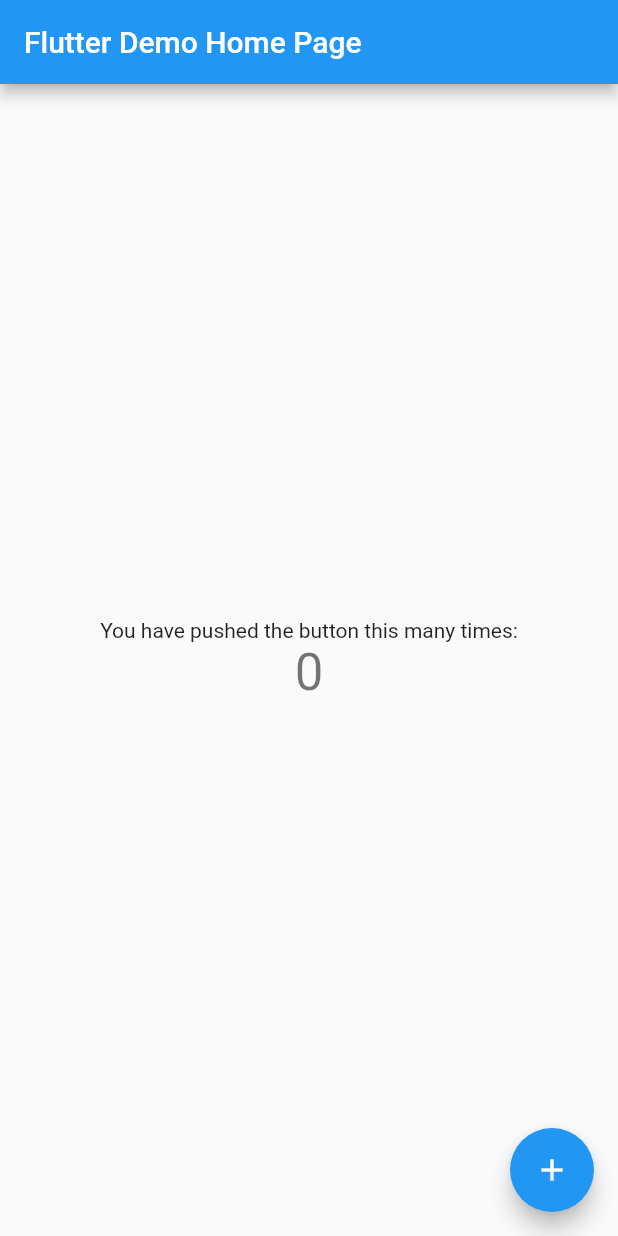
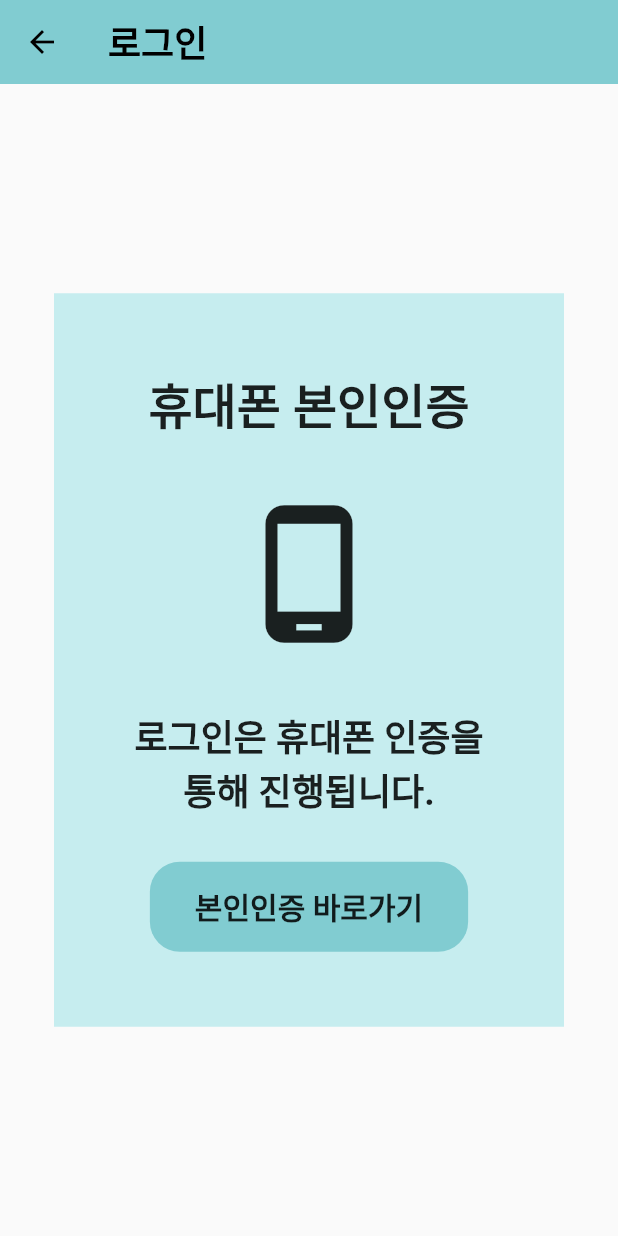
Before and after one commit to junwha/hexa-delivery, a Flutter app: the screen it shows after launch, on a phone screen of 412 x 824 dp. Run offline on Flutter 3.47's test engine with Material 2 defaults, Android fonts, the phone set to English and light mode, and no system bars.

Commit message:
로그인 페이지 구현
앱바 뒤로가기 아이콘은 디테일 페이지 하신분꺼 가져왔음

휴대폰 아이콘은 플러터 내장 아이콘중에 비슷한걸로 골랐음

박스에 투명도 구현하지 않음

본인인증 바로가기 버튼 흐려져 있는 것 구현하지 않음

위젯, 패딩의 크기는 대충 줬음

글자 크기는 맞춤

```diff
--- /dev/null
+++ b/hexa_delivery/lib/Pages/login_page.dart
@@ -0,0 +1,77 @@
+import 'package:flutter/material.dart';
+import 'package:hexa_delivery/widgets/Buttons.dart';
+
+class LoginPage extends StatelessWidget {
+  const LoginPage({super.key});
+
+  @override
+  Widget build(BuildContext context) {
+    return Scaffold(
+        appBar: AppBar(
+          title: const Text('로그인'),
+          leading: IconButton(
+            icon: const Icon(
+              Icons.arrow_back,
+              color: Colors.black,
+            ),
+            onPressed: () {}, // 뒤로가기
+          ),
+        ),
+        body: SafeArea(
+          child: Padding(
+            padding: const EdgeInsets.all(8.0),
+            child: Column(
+              mainAxisAlignment: MainAxisAlignment.center,
+              children: [
+                Row(
+                  mainAxisAlignment: MainAxisAlignment.center,
+                  children: [
+                    Container(
+                      padding: const EdgeInsets.all(50),
+                      color: const Color(0xffc6edef),
+                      child: Column(
+                        children: const [
+                          Text(
+                            '휴대폰 본인인증',
+                            textAlign: TextAlign.center,
+                            style: TextStyle(
+                              fontSize: 32,
+                              fontWeight: FontWeight.w600,
+                            ),
+                          ),
+                          SizedBox(
+                            height: 40,
+                          ),
+                          Icon(
+                            Icons.phone_android_outlined,
+                            size: 100,
+                          ),
+                          SizedBox(
+                            height: 40,
+                          ),
+                          SizedBox(
+                            width: 240,
+                            child: Text(
+                              '로그인은 휴대폰 인증을 통해 진행됩니다.',
+                              textAlign: TextAlign.center,
+                              style: TextStyle(
+                                fontSize: 24,
+                                fontWeight: FontWeight.w600,
+                              ),
+                            ),
+                          ),
+                          SizedBox(
+                            height: 30,
+                          ),
+                          AuthentificationButton(),
+                        ],
+                      ),
+                    ),
+                  ],
+                )
+              ],
+            ),
+          ),
+        ));
+  }
+}
--- a/hexa_delivery/lib/main.dart
+++ b/hexa_delivery/lib/main.dart
@@ -1,115 +1,29 @@
 import 'package:flutter/material.dart';
+import 'package:hexa_delivery/Pages/login_page.dart';
 
 void main() {
-  runApp(const MyApp());
+  runApp(const App());
 }
 
-class MyApp extends StatelessWidget {
-  const MyApp({super.key});
+class App extends StatelessWidget {
+  const App({super.key});
 
-  // This widget is the root of your application.
   @override
   Widget build(BuildContext context) {
     return MaterialApp(
       title: 'Flutter Demo',
       theme: ThemeData(
-        // This is the theme of your application.
-        //
-        // Try running your application with "flutter run". You'll see the
-        // application has a blue toolbar. Then, without quitting the app, try
-        // changing the primarySwatch below to Colors.green and then invoke
-        // "hot reload" (press "r" in the console where you ran "flutter run",
-        // or simply save your changes to "hot reload" in a Flutter IDE).
-        // Notice that the counter didn't reset back to zero; the application
-        // is not restarted.
-        primarySwatch: Colors.blue,
+        appBarTheme: const AppBarTheme(
+          backgroundColor: Color(0xff81ccd1),
+          elevation: 0,
+          titleTextStyle: TextStyle(
+            color: Colors.black,
+            fontSize: 24,
+            fontWeight: FontWeight.w600,
+          ),
+        ),
       ),
-      home: const MyHomePage(title: 'Flutter Demo Home Page'),
+      home: const LoginPage(),
     );
   }
 }
-
-class MyHomePage extends StatefulWidget {
-  const MyHomePage({super.key, required this.title});
-
-  // This widget is the home page of your application. It is stateful, meaning
-  // that it has a State object (defined below) that contains fields that affect
-  // how it looks.
-
-  // This class is the configuration for the state. It holds the values (in this
-  // case the title) provided by the parent (in this case the App widget) and
-  // used by the build method of the State. Fields in a Widget subclass are
-  // always marked "final".
-
-  final String title;
-
-  @override
-  State<MyHomePage> createState() => _MyHomePageState();
-}
-
-class _MyHomePageState extends State<MyHomePage> {
-  int _counter = 0;
-
-  void _incrementCounter() {
-    setState(() {
-      // This call to setState tells the Flutter framework that something has
-      // changed in this State, which causes it to rerun the build method below
-      // so that the display can reflect the updated values. If we changed
-      // _counter without calling setState(), then the build method would not be
-      // called again, and so nothing would appear to happen.
-      _counter++;
-    });
-  }
-
-  @override
-  Widget build(BuildContext context) {
-    // This method is rerun every time setState is called, for instance as done
-    // by the _incrementCounter method above.
-    //
-    // The Flutter framework has been optimized to make rerunning build methods
-    // fast, so that you can just rebuild anything that needs updating rather
-    // than having to individually change instances of widgets.
-    return Scaffold(
-      appBar: AppBar(
-        // Here we take the value from the MyHomePage object that was created by
-        // the App.build method, and use it to set our appbar title.
-        title: Text(widget.title),
-      ),
-      body: Center(
-        // Center is a layout widget. It takes a single child and positions it
-        // in the middle of the parent.
-        child: Column(
-          // Column is also a layout widget. It takes a list of children and
-          // arranges them vertically. By default, it sizes itself to fit its
-          // children horizontally, and tries to be as tall as its parent.
-          //
-          // Invoke "debug painting" (press "p" in the console, choose the
-          // "Toggle Debug Paint" action from the Flutter Inspector in Android
-          // Studio, or the "Toggle Debug Paint" command in Visual Studio Code)
-          // to see the wireframe for each widget.
-          //
-          // Column has various properties to control how it sizes itself and
-          // how it positions its children. Here we use mainAxisAlignment to
-          // center the children vertically; the main axis here is the vertical
-          // axis because Columns are vertical (the cross axis would be
-          // horizontal).
-          mainAxisAlignment: MainAxisAlignment.center,
-          children: <Widget>[
-            const Text(
-              'You have pushed the button this many times:',
-            ),
-            Text(
-              '$_counter',
-              style: Theme.of(context).textTheme.headline4,
-            ),
-          ],
-        ),
-      ),
-      floatingActionButton: FloatingActionButton(
-        onPressed: _incrementCounter,
-        tooltip: 'Increment',
-        child: const Icon(Icons.add),
-      ), // This trailing comma makes auto-formatting nicer for build methods.
-    );
-  }
-}
--- /dev/null
+++ b/hexa_delivery/lib/widgets/Buttons.dart
@@ -0,0 +1,32 @@
+import 'package:flutter/material.dart';
+
+class AuthentificationButton extends StatelessWidget {
+  const AuthentificationButton({
+    Key? key,
+  }) : super(key: key);
+
+  @override
+  Widget build(BuildContext context) {
+    return GestureDetector(
+      onTap: () {}, // 본인인증 바로가기
+      child: Container(
+        padding: const EdgeInsets.symmetric(
+          vertical: 15,
+          horizontal: 30,
+        ),
+        decoration: BoxDecoration(
+          color: const Color(0xff81ccd1),
+          borderRadius: BorderRadius.circular(20),
+        ),
+        child: const Text(
+          '본인인증 바로가기',
+          textAlign: TextAlign.center,
+          style: TextStyle(
+            fontSize: 20,
+            fontWeight: FontWeight.w600,
+          ),
+        ),
+      ),
+    );
+  }
+}
```
